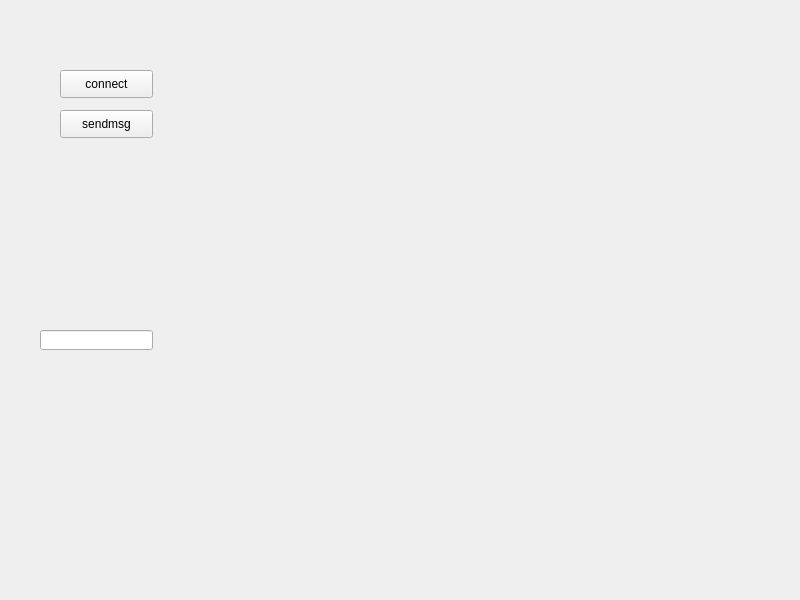
Before: the Qt Designer form Controller/widget.ui in origmickey/Controller_DoubleTank, drawn with Qt 5.
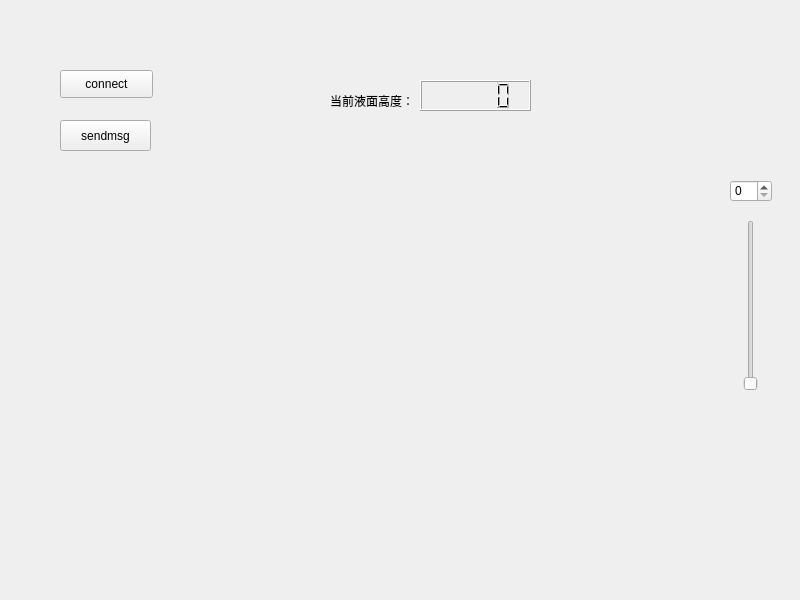
After: the same form once the commit is applied. Custom widgets are drawn as their Qt base class.

```diff
--- a/Controller/widget.ui
+++ b/Controller/widget.ui
@@ -30,9 +30,9 @@
    <property name="geometry">
     <rect>
      <x>60</x>
-     <y>110</y>
-     <width>93</width>
-     <height>28</height>
+     <y>120</y>
+     <width>91</width>
+     <height>31</height>
     </rect>
    </property>
    <property name="text">
@@ -42,20 +42,56 @@
   <widget class="QChartView" name="widget" native="true">
    <property name="geometry">
     <rect>
-     <x>230</x>
+     <x>260</x>
+     <y>170</y>
+     <width>461</width>
+     <height>351</height>
+    </rect>
+   </property>
+  </widget>
+  <widget class="QSlider" name="verticalSlider">
+   <property name="geometry">
+    <rect>
+     <x>740</x>
+     <y>220</y>
+     <width>22</width>
+     <height>171</height>
+    </rect>
+   </property>
+   <property name="orientation">
+    <enum>Qt::Vertical</enum>
+   </property>
+  </widget>
+  <widget class="QSpinBox" name="spinBox">
+   <property name="geometry">
+    <rect>
+     <x>730</x>
      <y>180</y>
-     <width>431</width>
-     <height>291</height>
+     <width>42</width>
+     <height>22</height>
     </rect>
    </property>
   </widget>
-  <widget class="QLineEdit" name="lineEdit">
+  <widget class="QLabel" name="label">
    <property name="geometry">
     <rect>
-     <x>40</x>
-     <y>330</y>
-     <width>113</width>
-     <height>20</height>
+     <x>330</x>
+     <y>70</y>
+     <width>111</width>
+     <height>61</height>
+    </rect>
+   </property>
+   <property name="text">
+    <string>当前液面高度：</string>
+   </property>
+  </widget>
+  <widget class="QLCDNumber" name="lcdNumber">
+   <property name="geometry">
+    <rect>
+     <x>420</x>
+     <y>80</y>
+     <width>111</width>
+     <height>31</height>
     </rect>
    </property>
   </widget>
```
